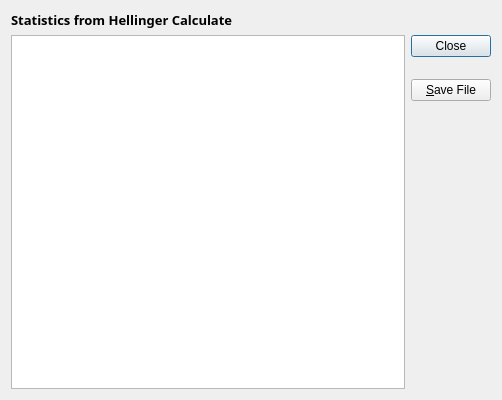
First picture: the form in src/qt-widgets/HellingerStatsDialogUi.ui, repository GPlates/GPlates, before the edit.
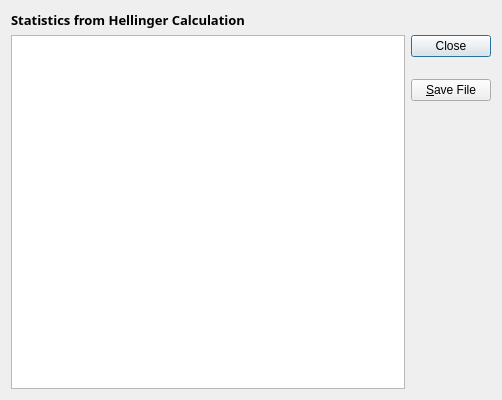
Second picture: the form after the edit.

Commit message: (hellinger) Tweaks to UI text; adjust import filters.

What changed in the file:
```diff
--- a/src/qt-widgets/HellingerStatsDialogUi.ui
+++ b/src/qt-widgets/HellingerStatsDialogUi.ui
@@ -25,7 +25,7 @@
       </font>
      </property>
      <property name="text">
-      <string>Statistics from Hellinger Calculate</string>
+      <string>Statistics from Hellinger Calculation</string>
      </property>
     </widget>
    </item>
```
The commit also changes 4 other files.
